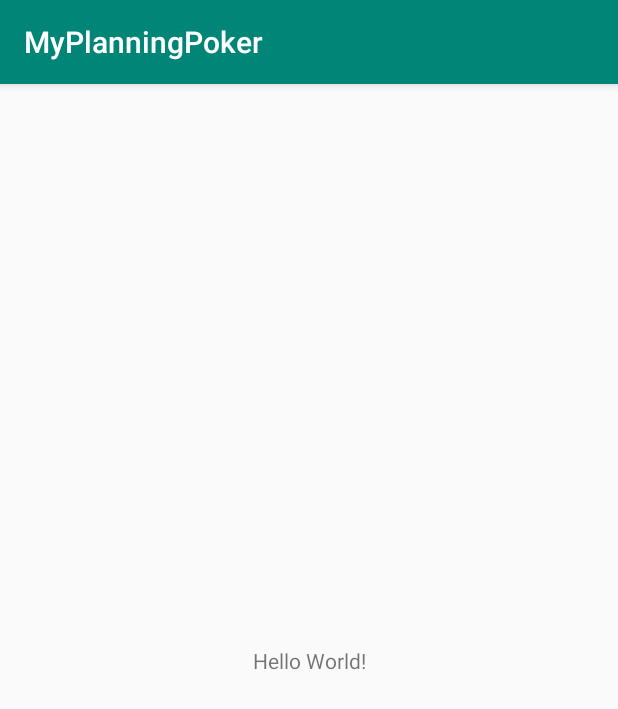
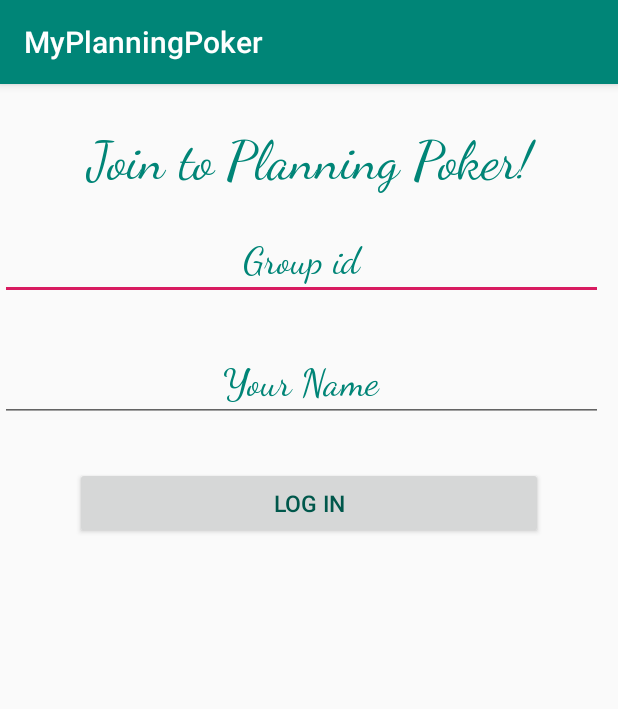
Before and after one commit to benkoedina/MyPlanningPoker, an Android app: the screen it shows after launch (MainActivity), on a phone screen of 412 x 824 dp. Shown: the top 709 px of the screen. Run offline under Robolectric (Android 15) with nearby library versions, the phone set to English and light mode, and no system bars.

Commit message:
Login Fragment, Question Fragment

```diff
--- a/app/build.gradle
+++ b/app/build.gradle
@@ -26,4 +26,6 @@ dependencies {
     testImplementation 'junit:junit:4.12'
     androidTestImplementation 'androidx.test.ext:junit:1.1.1'
     androidTestImplementation 'androidx.test.espresso:espresso-core:3.2.0'
+    implementation 'com.android.support:recyclerview-v7:29.1.0'
+
 }
--- /dev/null
+++ b/app/src/main/java/com/example/myplanningpoker/Fragments/LoginFragment.java
@@ -0,0 +1,49 @@
+package com.example.myplanningpoker.Fragments;
+
+import android.os.Bundle;
+import android.util.Log;
+import android.view.LayoutInflater;
+import android.view.View;
+import android.view.ViewGroup;
+import android.widget.Button;
+import android.widget.EditText;
+
+import com.example.myplanningpoker.R;
+
+import androidx.fragment.app.Fragment;
+import androidx.fragment.app.FragmentTransaction;
+
+public class LoginFragment extends Fragment {
+
+    public LoginFragment(){}
+
+    @Override
+    public void onCreate(Bundle savedInstanceState) {
+        super.onCreate(savedInstanceState);
+
+    }
+
+    public View onCreateView(LayoutInflater inflater, ViewGroup container, Bundle savedInstanceState) {
+
+        //setting te layout
+        View view = inflater.inflate(R.layout.fragment_login, container, false);
+
+        EditText et_name = view.findViewById(R.id.et_name);
+        EditText et_groupid=view.findViewById(R.id.et_groupid);
+        Button bt_login = view.findViewById(R.id.bt_login);
+
+        bt_login.setOnClickListener(new View.OnClickListener() {
+            @Override
+            public void onClick(View view) {
+                FragmentTransaction fragmentTransaction=getFragmentManager().beginTransaction();
+                fragmentTransaction.replace(R.id.container, new QuestionFragment());
+                fragmentTransaction.addToBackStack(null);
+                fragmentTransaction.commit();
+            }
+        });
+
+        return view;
+
+
+    }
+}
--- a/app/src/main/java/com/example/myplanningpoker/MainActivity.java
+++ b/app/src/main/java/com/example/myplanningpoker/MainActivity.java
@@ -1,8 +1,19 @@
 package com.example.myplanningpoker;
 
 import androidx.appcompat.app.AppCompatActivity;
+import androidx.fragment.app.Fragment;
+import androidx.fragment.app.FragmentManager;
+import androidx.fragment.app.FragmentTransaction;
 
 import android.os.Bundle;
+import android.view.View;
+import android.view.ViewGroup;
+import android.widget.Button;
+import android.widget.EditText;
+import android.widget.FrameLayout;
+
+import com.example.myplanningpoker.Fragments.LoginFragment;
+import com.example.myplanningpoker.Fragments.QuestionFragment;
 
 public class MainActivity extends AppCompatActivity {
 
@@ -10,5 +21,11 @@ public class MainActivity extends AppCompatActivity {
     protected void onCreate(Bundle savedInstanceState) {
         super.onCreate(savedInstanceState);
         setContentView(R.layout.activity_main);
+
+        if (savedInstanceState == null)
+        {
+            FragmentManager fm = getSupportFragmentManager();
+            fm.beginTransaction().replace(R.id.container, new LoginFragment()).commit();
+        }
     }
 }
--- a/app/src/main/res/layout/activity_main.xml
+++ b/app/src/main/res/layout/activity_main.xml
@@ -1,18 +1,16 @@
 <?xml version="1.0" encoding="utf-8"?>
-<androidx.constraintlayout.widget.ConstraintLayout xmlns:android="http://schemas.android.com/apk/res/android"
+<androidx.constraintlayout.widget.ConstraintLayout
+    xmlns:android="http://schemas.android.com/apk/res/android"
     xmlns:app="http://schemas.android.com/apk/res-auto"
     xmlns:tools="http://schemas.android.com/tools"
+    android:id="@+id/mainActivity"
     android:layout_width="match_parent"
     android:layout_height="match_parent"
-    tools:context=".MainActivity">
+    tools:context=".MainActivity" >
+    <FrameLayout
+        android:id="@+id/container"
+        android:layout_width="match_parent"
+        android:layout_height="match_parent">
 
-    <TextView
-        android:layout_width="wrap_content"
-        android:layout_height="wrap_content"
-        android:text="Hello World!"
-        app:layout_constraintBottom_toBottomOf="parent"
-        app:layout_constraintLeft_toLeftOf="parent"
-        app:layout_constraintRight_toRightOf="parent"
-        app:layout_constraintTop_toTopOf="parent" />
-
+    </FrameLayout>
 </androidx.constraintlayout.widget.ConstraintLayout>
--- /dev/null
+++ b/app/src/main/res/layout/fragment_login.xml
@@ -0,0 +1,73 @@
+<?xml version="1.0" encoding="utf-8"?>
+<FrameLayout
+    android:id="@+id/frgamentL"
+    xmlns:android="http://schemas.android.com/apk/res/android"
+    xmlns:tools="http://schemas.android.com/tools"
+    android:layout_width="match_parent"
+    android:layout_height="match_parent"
+    tools:context="com.example.myplanningpoker.Fragments.LoginFragment">
+
+<LinearLayout
+    android:orientation="vertical"
+    android:layout_width="match_parent"
+    android:layout_height="match_parent">
+
+    <TextView
+        android:layout_marginTop="30dp"
+        android:layout_width="match_parent"
+        android:layout_height="wrap_content"
+        android:text="Join to Planning Poker!"
+        android:gravity="center"
+        android:fontFamily="cursive"
+        android:textSize="35dp"
+        android:textColor="@color/colorPrimary"
+        />
+
+    <EditText
+        android:id="@+id/et_groupid"
+        android:layout_width="match_parent"
+        android:layout_height="wrap_content"
+        android:inputType="number"
+        android:layout_marginTop="20dp"
+        android:gravity="center"
+        android:hint="Group id"
+        android:textColorHint="@color/colorPrimary"
+        android:fontFamily="cursive"
+        android:layout_marginLeft="10dp"
+        android:layout_marginRight="10dp"
+        android:layout_marginBottom="10dp"
+        android:layout_marginEnd="10dp"
+        android:textSize="25dp"
+        />
+
+    <EditText
+        android:id="@+id/et_name"
+        android:layout_width="match_parent"
+        android:layout_height="wrap_content"
+        android:layout_marginTop="20dp"
+        android:gravity="center"
+        android:hint="Your Name"
+        android:textColorHint="@color/colorPrimary"
+        android:fontFamily="cursive"
+        android:textSize="25dp"
+        android:layout_marginLeft="10dp"
+        android:layout_marginRight="10dp"
+        android:layout_marginBottom="10dp"
+        android:layout_marginEnd="10dp"
+        />
+
+    <Button
+        android:id="@+id/bt_login"
+        android:layout_width="match_parent"
+        android:layout_height="wrap_content"
+        android:gravity="center"
+        android:layout_marginRight="50dp"
+        android:layout_marginLeft="50dp"
+        android:layout_marginTop="20dp"
+        android:text="Log In"
+        android:textColor="@color/colorPrimaryDark"
+        android:textSize="15dp"
+        />
+
+</LinearLayout>
+</FrameLayout>
```
Also changed, not shown: app/src/main/java/com/example/myplanningpoker/Fragments/QuestionFragment.java (added, +44 -0 lines), app/src/main/java/com/example/myplanningpoker/Models/Group.java (added, +37 -0 lines), app/src/main/java/com/example/myplanningpoker/Models/Question.java (added, +72 -0 lines), app/src/main/java/com/example/myplanningpoker/Models/User.java (added, +59 -0 lines), app/src/main/res/layout/fragment_question.xml (added, +28 -0 lines).
